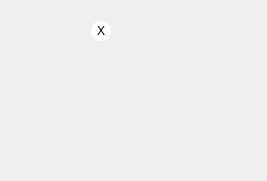
zxjorge/SpriteED, file frame.ui: the form before one commit.
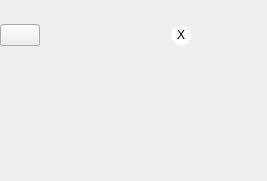
The form after the commit.

Diff of the .ui file:
```diff
--- a/frame.ui
+++ b/frame.ui
@@ -18,13 +18,19 @@
     <rect>
      <x>0</x>
      <y>0</y>
-     <width>111</width>
-     <height>62</height>
+     <width>191</width>
+     <height>71</height>
     </rect>
    </property>
    <layout class="QHBoxLayout" name="horizontalLayout">
     <item>
-     <widget class="QLabel" name="label">
+     <widget class="QPushButton" name="pushButton">
+      <property name="sizePolicy">
+       <sizepolicy hsizetype="Maximum" vsizetype="Maximum">
+        <horstretch>0</horstretch>
+        <verstretch>0</verstretch>
+       </sizepolicy>
+      </property>
       <property name="text">
        <string/>
       </property>
```
